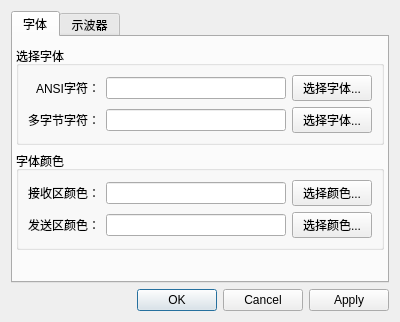
Above: SerialTool/ui/optionsbox.ui from skiars/SerialTool before the change. Below: the same form after it.
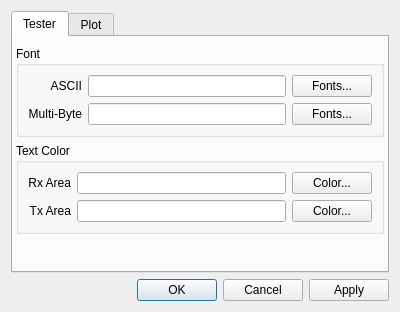
That is the form after the change.

```diff
--- a/SerialTool/ui/optionsbox.ui
+++ b/SerialTool/ui/optionsbox.ui
@@ -11,7 +11,7 @@
    </rect>
   </property>
   <property name="windowTitle">
-   <string>选项</string>
+   <string>Options</string>
   </property>
   <layout class="QVBoxLayout" name="verticalLayout">
    <item>
@@ -21,7 +21,7 @@
      </property>
      <widget class="QWidget" name="tab1">
       <attribute name="title">
-       <string>字体</string>
+       <string>Tester</string>
       </attribute>
       <layout class="QVBoxLayout" name="verticalLayout_2">
        <property name="leftMargin">
@@ -39,20 +39,20 @@
        <item>
         <widget class="QGroupBox" name="groupBox">
          <property name="title">
-          <string>选择字体</string>
+          <string>Font</string>
          </property>
          <layout class="QGridLayout" name="gridLayout_2">
           <item row="1" column="2">
            <widget class="QPushButton" name="fontMultiSetButton">
             <property name="text">
-             <string>选择字体...</string>
+             <string>Fonts...</string>
             </property>
            </widget>
           </item>
           <item row="1" column="0">
            <widget class="QLabel" name="label_4">
             <property name="text">
-             <string>多字节字符：</string>
+             <string>Multi-Byte</string>
             </property>
             <property name="alignment">
              <set>Qt::AlignRight|Qt::AlignTrailing|Qt::AlignVCenter</set>
@@ -62,12 +62,15 @@
           <item row="0" column="2">
            <widget class="QPushButton" name="fontAnsiSetButton">
             <property name="text">
-             <string>选择字体...</string>
+             <string>Fonts...</string>
             </property>
            </widget>
           </item>
           <item row="1" column="1">
            <widget class="QLineEdit" name="lineEditFontMulti">
+            <property name="text">
+             <string notr="true"/>
+            </property>
             <property name="readOnly">
              <bool>true</bool>
             </property>
@@ -75,6 +78,9 @@
           </item>
           <item row="0" column="1">
            <widget class="QLineEdit" name="lineEditFontAnsi">
+            <property name="text">
+             <string notr="true"/>
+            </property>
             <property name="readOnly">
              <bool>true</bool>
             </property>
@@ -83,7 +89,7 @@
           <item row="0" column="0">
            <widget class="QLabel" name="label">
             <property name="text">
-             <string>ANSI字符：</string>
+             <string>ASCII</string>
             </property>
             <property name="alignment">
              <set>Qt::AlignRight|Qt::AlignTrailing|Qt::AlignVCenter</set>
@@ -96,18 +102,21 @@
        <item>
         <widget class="QGroupBox" name="groupBox_2">
          <property name="title">
-          <string>字体颜色</string>
+          <string>Text Color</string>
          </property>
          <layout class="QGridLayout" name="gridLayout">
           <item row="0" column="2">
            <widget class="QPushButton" name="rxColorButton">
             <property name="text">
-             <string>选择颜色...</string>
+             <string>Color...</string>
             </property>
            </widget>
           </item>
           <item row="0" column="1">
            <widget class="QLineEdit" name="lineEditRxColor">
+            <property name="text">
+             <string notr="true"/>
+            </property>
             <property name="readOnly">
              <bool>true</bool>
             </property>
@@ -116,7 +125,7 @@
           <item row="0" column="0">
            <widget class="QLabel" name="label_2">
             <property name="text">
-             <string>接收区颜色：</string>
+             <string>Rx Area</string>
             </property>
             <property name="alignment">
              <set>Qt::AlignRight|Qt::AlignTrailing|Qt::AlignVCenter</set>
@@ -126,7 +135,7 @@
           <item row="1" column="0">
            <widget class="QLabel" name="label_3">
             <property name="text">
-             <string>发送区颜色：</string>
+             <string>Tx Area</string>
             </property>
             <property name="alignment">
              <set>Qt::AlignRight|Qt::AlignTrailing|Qt::AlignVCenter</set>
@@ -135,6 +144,9 @@
           </item>
           <item row="1" column="1">
            <widget class="QLineEdit" name="lineEditTxColor">
+            <property name="text">
+             <string notr="true"/>
+            </property>
             <property name="readOnly">
              <bool>true</bool>
             </property>
@@ -143,7 +155,7 @@
           <item row="1" column="2">
            <widget class="QPushButton" name="txColorButton">
             <property name="text">
-             <string>选择颜色...</string>
+             <string>Color...</string>
             </property>
            </widget>
           </item>
@@ -167,7 +179,7 @@
      </widget>
      <widget class="QWidget" name="tab2">
       <attribute name="title">
-       <string>示波器</string>
+       <string>Plot</string>
       </attribute>
       <layout class="QVBoxLayout" name="verticalLayout_3">
        <property name="leftMargin">
@@ -182,13 +194,13 @@
        <item>
         <widget class="QGroupBox" name="groupBox_3">
          <property name="title">
-          <string>颜色和样式</string>
+          <string>Color</string>
          </property>
          <layout class="QGridLayout" name="gridLayout_3">
           <item row="0" column="0">
            <widget class="QLabel" name="label_5">
             <property name="text">
-             <string>背景颜色：</string>
+             <string>Background</string>
             </property>
             <property name="alignment">
              <set>Qt::AlignRight|Qt::AlignTrailing|Qt::AlignVCenter</set>
@@ -197,6 +209,9 @@
           </item>
           <item row="0" column="1">
            <widget class="QLineEdit" name="lineEditPlotColor">
+            <property name="text">
+             <string notr="true"/>
+            </property>
             <property name="readOnly">
              <bool>true</bool>
             </property>
@@ -205,14 +220,14 @@
           <item row="0" column="2">
            <widget class="QPushButton" name="plotBgColorButton">
             <property name="text">
-             <string>选择颜色...</string>
+             <string>Color...</string>
             </property>
            </widget>
           </item>
           <item row="1" column="0">
            <widget class="QLabel" name="label_7">
             <property name="text">
-             <string>网格颜色：</string>
+             <string>Grid</string>
             </property>
             <property name="alignment">
              <set>Qt::AlignRight|Qt::AlignTrailing|Qt::AlignVCenter</set>
@@ -221,6 +236,9 @@
           </item>
           <item row="1" column="1">
            <widget class="QLineEdit" name="lineEditAxisColor">
+            <property name="text">
+             <string notr="true"/>
+            </property>
             <property name="readOnly">
              <bool>true</bool>
             </property>
@@ -229,7 +247,7 @@
           <item row="1" column="2">
            <widget class="QPushButton" name="axisColorButton">
             <property name="text">
-             <string>选择颜色</string>
+             <string>Color...</string>
             </property>
            </widget>
           </item>
@@ -239,30 +257,27 @@
        <item>
         <widget class="QGroupBox" name="groupBox_4">
          <property name="title">
-          <string>图形选项</string>
+          <string>Graphics Options</string>
          </property>
          <layout class="QVBoxLayout" name="verticalLayout_4">
           <item>
            <widget class="QCheckBox" name="plotAntiBox">
             <property name="text">
-             <string>波形绘制抗锯齿</string>
+             <string>Plot Antialias</string>
             </property>
            </widget>
           </item>
           <item>
            <widget class="QCheckBox" name="gridAntiBox">
             <property name="text">
-             <string>网格抗锯齿</string>
+             <string>Grid Antialias</string>
             </property>
            </widget>
           </item>
           <item>
            <widget class="QCheckBox" name="openGlBox">
-            <property name="toolTip">
-             <string>注意，开启该选项实际上会使CPU占用率变高</string>
-            </property>
             <property name="text">
-             <string>硬件加速(OpenGL)</string>
+             <string>Use OpenGL</string>
             </property>
            </widget>
           </item>
```
